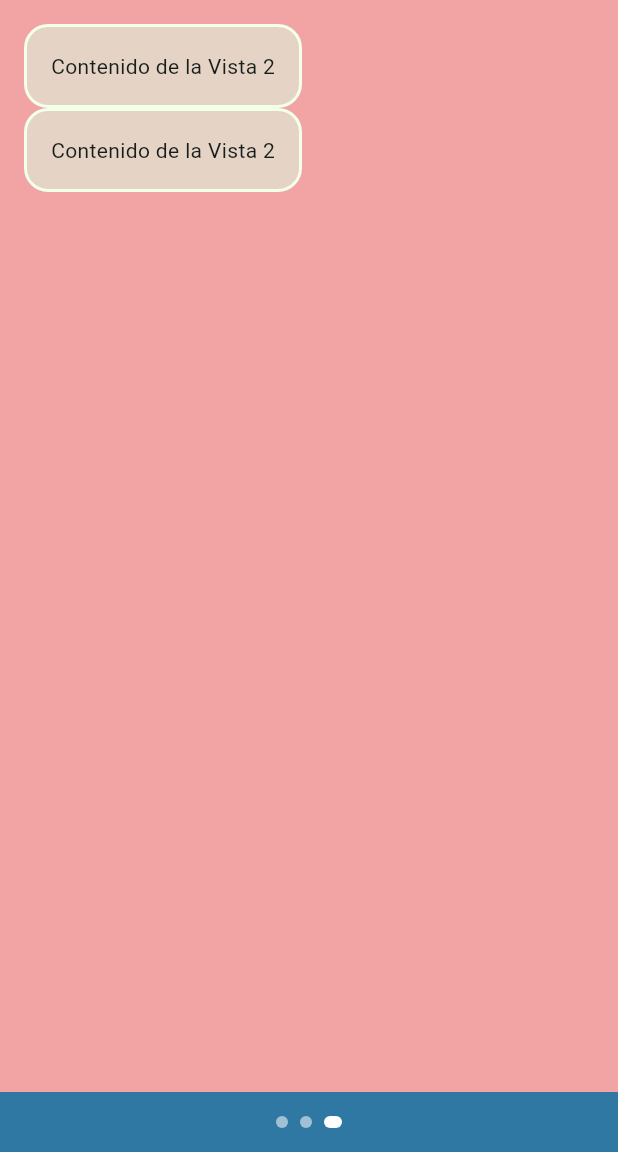
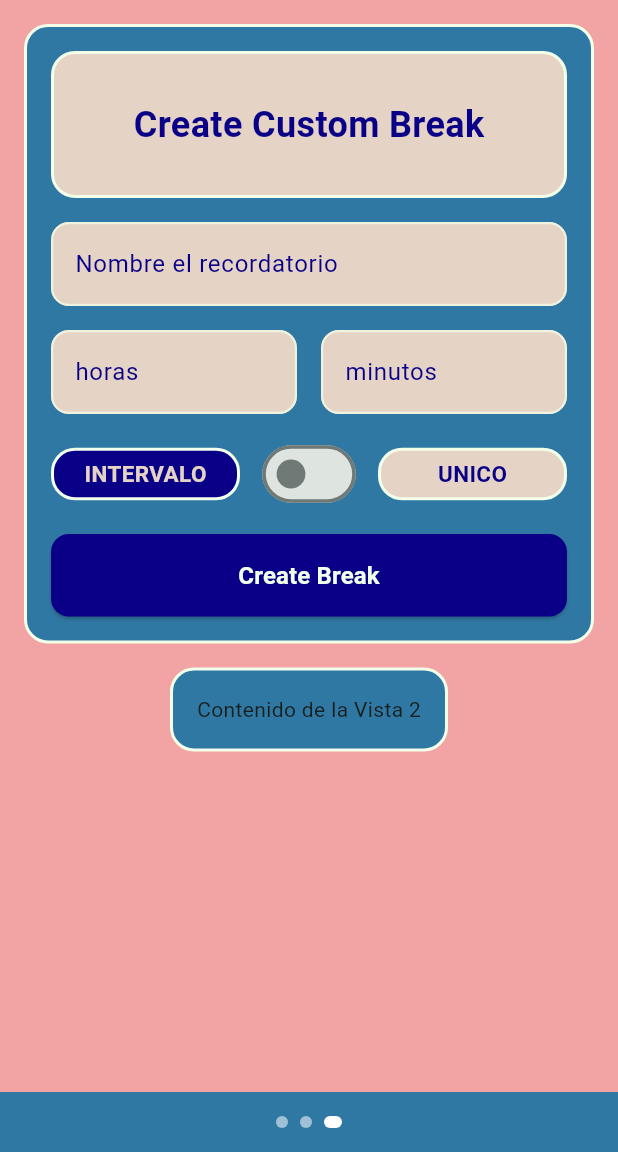
Before and after one commit to DanPao-GA/recordatorios_app, a Flutter app: the screen it shows after launch, swiped to page 3, on a phone screen of 412 x 824 dp, the part 84-1236 px from its top. Run offline on Flutter 3.47's test engine with Material 3 defaults, Android fonts, the phone set to English and light mode, and no system bars; our stand-ins replace sqflite, sqflite_common_ffi; accounts and stored records are empty.

Commit message:
cambios a la vista 2, integracion de botones y entradas de texto

```diff
--- a/lib/vista_2.dart
+++ b/lib/vista_2.dart
@@ -1,7 +1,6 @@
 import 'package:flutter/material.dart';
 import 'package:recordatorios_app/AppColors.dart';
-
-
+import 'package:flutter/services.dart';
 
 class Vista2 extends StatefulWidget {
   const Vista2({super.key});
@@ -11,195 +10,301 @@ class Vista2 extends StatefulWidget {
 }
 
 class _Vista2State extends State<Vista2> {
+
+  final TextEditingController horasInput = TextEditingController();
+  final TextEditingController minutosInput = TextEditingController();
+  final TextEditingController nombreInput = TextEditingController();
+
+  // (Opcional pero muy importante) Liberas la memoria cuando la vista se destruye
   @override
-  Widget build(BuildContext context) {
-  double anchoPantalla = MediaQuery.of(context).size.width; //pa saber el ancho de la pantalla
-    return Scaffold(
-      backgroundColor: AppColors.colorBase3,
-      body: Padding(
-      padding: const EdgeInsets.all(16.0),
+  void dispose() {
+    horasInput.dispose();
+    minutosInput.dispose();
+    super.dispose();
+  }
 
-      child: anchoPantalla < 600 ?
-      //verdadero: tlf
-    SingleChildScrollView(
-      child:Column(
-        children: [
-         // Expanded( CRASHEA SI LO USAS PA TLF NO SUAR
-            Container(
-              padding: EdgeInsets.all(16.0), //esto es para que el contenido no toque los bordes de la pantalla
-              decoration: BoxDecoration(
-                color: AppColors.colorBase4, //esto es para que el contenido tenga un color de fondo
-                border: Border.all(color: AppColors.colorBase2, width: 2.0), //esto es para que el contenido tenga un borde blanco
-                borderRadius: BorderRadius.circular(16.0), //esto es para que el contenido tenga bordes redondeados
-              ),
+  bool intervaloUnico = false; //
 
 
-              child: Column(
-                crossAxisAlignment: CrossAxisAlignment.center, //esto centra el contenido horizontalmente
+  InputDecoration _inputDecoration(String hintText) {
+    return InputDecoration(
+      hintText: hintText, //esto es el texto que aparece dentro del cuadro de texto cuando no hay nada escrito
+      hintStyle: TextStyle(color: AppColors.colorBase1),
+      filled: true,
+      fillColor: AppColors.colorBase4,
+      border: OutlineInputBorder(
+        borderRadius: BorderRadius.circular(12.0),
+        borderSide: BorderSide(color: AppColors.colorBase2, width: 1.5),
+      ),
+      enabledBorder: OutlineInputBorder(
+        borderRadius: BorderRadius.circular(12.0),
+        borderSide: BorderSide(
+          color: AppColors.colorBase2.withValues(alpha: 0.7),
+          width: 1.5,
+        ),
+      ),
+      focusedBorder: OutlineInputBorder(
+        borderRadius: BorderRadius.circular(12.0),
+        borderSide: const BorderSide(color: Colors.white, width: 2.0),
+      ),
+    );
+  }
+
+  Widget _buildColumn() { //esto es un metodo que devuelve un widget, en este caso una columna con dos cuadros de texto y un titulo
+    // no se usa un row antes porque queremos que los cuadros de texto se acomoden uno debajo del otro, y no uno al lado del otro
+    return Column( //regresa columna pa q se acomoden los cuadros de texto uno debajo del otro, y no uno al lado del otro
+      crossAxisAlignment: CrossAxisAlignment.stretch,
       children: [
-
-                  Text('Contenido de la Vista 2'),
-
-
-
+        Container(
+          padding: const EdgeInsets.all(30.0),
+          decoration: BoxDecoration(
+            color: AppColors.colorBase4,
+            border: Border.all(color: AppColors.colorBase2, width: 2.0),
+            borderRadius: BorderRadius.circular(16.0),
+          ),
+          child: Column ( //esto pa tener unatextfield dentro edl otro, container solo puede tener un child, por eso children
+            children: [
+          Text(
+            'Create Custom Break',
+            style: TextStyle(
+              fontSize: 24,
+              fontWeight: FontWeight.bold,
+              color: AppColors.colorBase1,
+            ),
+          ),
+            ]
+          )
+        ),
+        const SizedBox(height: 16.0),
+        Column(
+          children: [
+            TextField(
+            style: TextStyle(color: AppColors.colorBase1),
+                decoration: _inputDecoration('Nombre el recordatorio'),
+                controller: nombreInput,
+          )
+          ],
+        ),
+        const SizedBox(height: 16.0),
+        Row(
+          children: [
+            Expanded( //pa q el cuadro de texto se estire y ocupe todo el espacio disponible, sino se veria muy chiquito
+              child: TextField(
+                style: TextStyle(color: AppColors.colorBase1),
+                decoration: _inputDecoration('horas'),
+                controller: horasInput,
+                keyboardType: TextInputType.number,
+                    // 2. Esto filtra y restringe para que solo acepte dígitos (números del 0 al 9)
+                inputFormatters: <TextInputFormatter>[
+                  FilteringTextInputFormatter.digitsOnly,
                 ],
               ),
             ),
-          //),
-          // rojas se van a ver las rosas de este jardin !
-            const SizedBox(width: 16), //caja de separacion
-
-          Container(
-              padding: EdgeInsets.all(16.0), //esto es para que el contenido no toque los bordes de la pantalla
-              decoration: BoxDecoration(
-                color: AppColors.colorBase4, //esto es para que el contenido tenga un color de fondo
-                border: Border.all(color: AppColors.colorBase2, width: 2.0), //esto es para que el contenido tenga un borde blanco
-                borderRadius: BorderRadius.circular(16.0), //esto es para que el contenido tenga bordes redondeados
-              ),
-
-              child: Column(
-                crossAxisAlignment: CrossAxisAlignment.center,
-                children: [
-                  Text('Contenido de la Vista 2'),
-                ],
+            const SizedBox(width: 16.0),
+            Expanded(
+              child: TextField(
+                style: TextStyle(color: AppColors.colorBase1),
+                decoration: _inputDecoration('minutos'),
+                controller: minutosInput,
+                keyboardType: TextInputType.number,
+                    // 2. Esto filtra y restringe para que solo acepte dígitos (números del 0 al 9)
+                inputFormatters: <TextInputFormatter>[
+                  FilteringTextInputFormatter.digitsOnly,],
               ),
             ),
           ],
         ),
-      )
 
-      ///////// ROW PARA PANTALLAS GRANDES
-      : Row(
-        mainAxisAlignment: MainAxisAlignment.center, //esto centra el contenido horizontalmente
-        crossAxisAlignment: CrossAxisAlignment.center, //esto centra el contenido verticalmente sin importar el tamaño de la pantalla
+      const SizedBox(height: 16.0),
+      // ROW DEL BOTON DEL TIPO
+      Row(
+        mainAxisAlignment: MainAxisAlignment.center,
         children: [
+        Expanded(
+        child: Container(
+          alignment: Alignment.center,
+          padding: const EdgeInsets.all(5.0),
+          decoration: BoxDecoration(
+            color: !intervaloUnico ? AppColors.colorBase1 : AppColors.colorBase4, //AQUI ES EL BOTON Q CAMBIA COLORES
+            //color: AppColors.colorBase4,
+            border: Border.all(color: AppColors.colorBase2, width: 2.0),
+            borderRadius: BorderRadius.circular(16.0),
+          ),
+         // child: Column ( //esto pa tener unatextfield dentro edl otro, container solo puede tener un child, por eso children
+          //  children: [
+          child: Text(
+            'INTERVALO',
+            style: TextStyle(
+              fontSize: 15,
+              fontWeight: FontWeight.bold,
+              color: !intervaloUnico ? AppColors.colorBase4 : AppColors.colorBase1,
+            ),
+          ),
+        ),
+        ),
+        const SizedBox(width: 16.0),
+        // 2. El Switch en el medio
+      Transform.scale(
+        scale: 1.2,
+        child:
+        Switch(
+              value: intervaloUnico,
+              activeThumbColor: AppColors.colorBase1,
+              onChanged: (bool newValue) {
+                setState(() {
+                  intervaloUnico = newValue;
+                  }
+                );
+              }
+          ),
+      ),
+          const SizedBox(width: 16.0),
+          Expanded(
+          child: Container(
+          alignment: Alignment.center,
+          padding: const EdgeInsets.all(5.0),
+          decoration: BoxDecoration(
+            color: !intervaloUnico ? AppColors.colorBase4 : AppColors.colorBase1,
+            border: Border.all(color: AppColors.colorBase2, width: 2.0),
+            borderRadius: BorderRadius.circular(16.0),
+          ),
+         // child: Column ( //esto pa tener unatextfield dentro edl otro, container solo puede tener un child, por eso children
+          //  children: [
+          child: Text(
+            'UNICO',
+            style: TextStyle(
+              fontSize: 15,
+              fontWeight: FontWeight.bold,
+              color: !intervaloUnico ? AppColors.colorBase1 : AppColors.colorBase4,
 
-          Expanded( //esto es para que el contenido ocupe todo el espacio disponible en la pantalla, sin esto el contenido se vería muy pequeño en pantallas grandes y flutter se vuelve loco y no sabe donde poner el contenido
-            child: Container(
-              padding: EdgeInsets.all(16.0), //esto es para que el contenido no toque los bordes de la pantalla
-              decoration: BoxDecoration(
-                color: AppColors.colorBase5, //esto es para que el contenido tenga un color de fondo
-                border: Border.all(color: AppColors.colorBase2, width: 2.0), //esto es para que el contenido tenga un borde blanco
-                borderRadius: BorderRadius.circular(16.0), //esto es para que el contenido tenga bordes redondeados
             ),
-
-
-              child: Column(
-                crossAxisAlignment: CrossAxisAlignment.stretch, //esto hace que el contenido ocupe todo el ancho disponible en la pantalla, sin esto el contenido se vería muy pequeño en pantallas grandes y flutter se vuelve loco y no sabe donde poner el contenido
-                children: [
-
-                  Container(
-
-                  padding: EdgeInsets.all(30.0), //esto es para que el contenido no toque los bordes de la pantalla
-                    decoration: BoxDecoration(
-                      color: AppColors.colorBase4, //esto es para que el contenido tenga un color de fondo
-                      border: Border.all(color:AppColors.colorBase2, width: 2.0), //esto es para que el contenido tenga un borde blanco
-                      borderRadius: BorderRadius.circular(16.0), //esto es para que el contenido tenga bordes redondeados
-                    ),
-                  child: Text('Create Custom Break', style: TextStyle(fontSize: 24, fontWeight: FontWeight.bold, color: AppColors.colorBase1),),
-                  ),
-
-                  SizedBox(height: 16.0),
-
-                  TextField(
-                  style: TextStyle(color: AppColors.colorBase1), // Color del texto que escribes
-                  decoration: InputDecoration(
-                    hintText: 'Escribe algo aquí...', // Texto de guía que aparece antes de escribir
-                    hintStyle: TextStyle(color: AppColors.colorBase1), // Color del texto de guía
-                    filled: true,
-                    fillColor: AppColors.colorBase4, // Color de fondo de la cajita
-                    border: OutlineInputBorder(
-                      borderRadius: BorderRadius.circular(12.0), // Bordes redondeados
-                      borderSide: BorderSide(color: AppColors.colorBase2, width: 1.5), // Borde blanco
-                    ),
-                    enabledBorder: OutlineInputBorder(
-                      borderRadius: BorderRadius.circular(12.0),
-                      borderSide: BorderSide(color: AppColors.colorBase2.withValues(alpha: 0.7), width: 1.5),
-                      // Borde cuando no está seleccionado
-                    ), // PA EL SELECCIONADO
-                    focusedBorder: OutlineInputBorder(
-                    borderRadius: BorderRadius.circular(12.0),
-                    borderSide: const BorderSide(color: Colors.white, width: 2.0)
           ),
         ),
         ),
 
-                // Row(
+            ] //children
+         // )
+        ),
 
-                  // children [
+      const SizedBox(height: 16.0),
+      ElevatedButton(
+        /*
+        stylefrom
+        backgroundColor: color del fondo.
+foregroundColor: color del texto y del icono.
+padding: espacio interno.
+shape: forma, por ejemplo bordes redondeados.
+elevation: altura de la sombra.
+minimumSize: tamaño mínimo del botón
+        */
+      onPressed: () {
 
-                  //   TextField(),
-                  //   TextField(),
+        if (horasInput.text.trim().isEmpty) {
+          horasInput.text = '0';
+        }
+        if (minutosInput.text.trim().isEmpty) {
+          minutosInput.text = '0';
+        }
+        String tipoBreak = !intervaloUnico ? "intervalo" : "Unico";
+        print(tipoBreak);
 
-                  // ],
-
-
-                // )
-
-                    Text('Contenido de la Vista 2'),
-
-                ],
-              )
+      if (nombreInput.text.trim().isEmpty){
+        print('CAMPOS VACIOS');
+      }
+        print('horas: ${horasInput.text}'); //o uso eso o uso +
+        print('minutos: ${minutosInput.text}'); //o uso eso o uso +
+        print('nombre: ${nombreInput.text}'); //o uso eso o uso +
+        //q salga un mesaje de 'recordatorio creado con exito'
+        //q se borre dsps de escribir
+        horasInput.clear(); //pa q queden vacios
+        minutosInput.clear();
+        nombreInput.clear();
+      },
+      style: ElevatedButton.styleFrom( //EL STYLEFROM es
+      backgroundColor: AppColors.colorBase1, // O el color que prefieras de tu app
+      foregroundColor: AppColors.colorBase2,
+      padding: const EdgeInsets.symmetric(vertical: 16), //esto es pa q se centre
+      shape: RoundedRectangleBorder(
+        borderRadius: BorderRadius.circular(12),
+      ),
+        ),
+        child: const Text(
+          'Create Break',
+          style: TextStyle(fontSize: 16, fontWeight: FontWeight.bold),
         ),
       ),
 
-            const SizedBox(width: 16), //caja de separacion // pa probar
 
+      ],
+    );
+  }
+
+  Widget _buildPanel(Widget child) { //esto es un metodo que devuelve un widget, en este caso un contenedor con un borde y un color de fondo, y adentro el widget que le pasemos como parametro
+    //el child es el widget que le pasamos como parametro, en este caso la columna con los cuadros de texto y el titulo
+    return Container( //pa no escribir el container varias veces
+      padding: const EdgeInsets.all(16.0),
+      decoration: BoxDecoration(
+        color: AppColors.colorBase5,
+        border: Border.all(color: AppColors.colorBase2, width: 2.0),
+        borderRadius: BorderRadius.circular(16.0),
+      ),
+      child: child,
+    );
+  }
+
+  @override
+  Widget build(BuildContext context) { //esto es el metodo que construye la interfaz de usuario, en este caso un scaffold con un body que contiene un padding y adentro un row o una columna dependiendo del ancho de la pantalla
+    final anchoPantalla = MediaQuery.of(context).size.width;
+
+    return Scaffold( //esto es un widget que nos da una estructura basica para nuestra app, con un appbar, un body, un drawer, etc
+      backgroundColor: AppColors.colorBase3,
+      body: Padding(
+        padding: const EdgeInsets.all(16.0),
+        child: anchoPantalla < 600
+            ? SingleChildScrollView(
+                child: Column(
+                  children: [
+                    _buildPanel(_buildColumn()),
+                    const SizedBox(height: 16.0),
+                    _buildPanel(const Text('Contenido de la Vista 2')),
+                  ],
+                ),
+              )
+            : Row(
+                crossAxisAlignment: CrossAxisAlignment.start,
+                children: [
+                  Expanded(child: _buildPanel(_buildColumn())),
+                  const SizedBox(width: 16.0),
                   Expanded(
-            child: Container(
-              padding: EdgeInsets.all(16.0), //esto es para que el contenido no toque los bordes de la pantalla
+                    child: _buildPanel(
+                      Column(
+                        crossAxisAlignment: CrossAxisAlignment.stretch,
+                        children: [
+                          Container(
+                            padding: const EdgeInsets.all(30.0),
                             decoration: BoxDecoration(
-                color: AppColors.colorBase5, //esto es para que el contenido tenga un color de fondo
-                border: Border.all(color: AppColors.colorBase2, width: 2.0), //esto es para que el contenido tenga un borde blanco
-                borderRadius: BorderRadius.circular(16.0), //esto es para que el contenido tenga bordes redondeados
+                              color: AppColors.colorBase4,
+                              border: Border.all(
+                                color: AppColors.colorBase2,
+                                width: 2.0,
                               ),
-
-              child: Column(
-                crossAxisAlignment: CrossAxisAlignment.stretch, //esto hace que el contenido ocupe todo el ancho disponible en la pantalla, sin esto el contenido se vería muy pequeño en pantallas grandes y flutter se vuelve loco y no sabe donde poner el contenido
-                children: [
-
-                  Container(
-
-                  padding: EdgeInsets.all(30.0), //esto es para que el contenido no toque los bordes de la pantalla
-                    decoration: BoxDecoration(
-                      color: AppColors.colorBase4, //esto es para que el contenido tenga un color de fondo
-                      border: Border.all(color: AppColors.colorBase2, width: 2.0), //esto es para que el contenido tenga un borde blanco
-                      borderRadius: BorderRadius.circular(16.0), //esto es para que el contenido tenga bordes redondeados
+                              borderRadius: BorderRadius.circular(16.0),
                             ),
-                  child: Text('Create Custom Break', style: TextStyle(fontSize: 24, fontWeight: FontWeight.bold, color: AppColors.colorBase1),)
-                  ),
-
-                  SizedBox(height: 16.0),
-
-                  TextField(
-                  style: TextStyle(color: AppColors.colorBase1), // Color del texto que escribes
-                  decoration: InputDecoration(
-                    hintText: 'Escribe algo aquí...', // Texto de guía que aparece antes de escribir
-                    hintStyle: TextStyle(color: AppColors.colorBase1), // Color del texto de guía
-                    filled: true,
-                    fillColor: AppColors.colorBase4, // Color de fondo de la cajita
-                    border: OutlineInputBorder(
-                      borderRadius: BorderRadius.circular(12.0), // Bordes redondeados
-                      borderSide: BorderSide(color: AppColors.colorBase2, width: 1.5), // Borde blanco
-                    ),
-                    enabledBorder: OutlineInputBorder(
-                      borderRadius: BorderRadius.circular(12.0),
-                      borderSide: BorderSide(color: AppColors.colorBase2.withValues(alpha: 0.7), width: 1.5),
-                      // Borde cuando no está seleccionado
-                    ), // PA EL SELECCIONADO
-                    focusedBorder: OutlineInputBorder(
-                    borderRadius: BorderRadius.circular(12.0),
-                    borderSide: const BorderSide(color: Colors.white, width: 2.0)
+                            child: Text(
+                              'Create Custom Break',
+                              style: TextStyle(
+                                fontSize: 24,
+                                fontWeight: FontWeight.bold,
+                                color: AppColors.colorBase1,
                               ),
                             ),
                           ),
-
-                  Text('Contenido de la Vista 2'),
+                          const SizedBox(height: 16.0),
+                          const Text('Contenido de la Vista 2'),
                         ],
                       ),
                     ),
                   ),
-
                 ],
               ),
       ),
```
Also changed, not shown: lib/bdd.dart (line endings or trailing spaces). Lines whose indentation alone changed are shown as unchanged.
